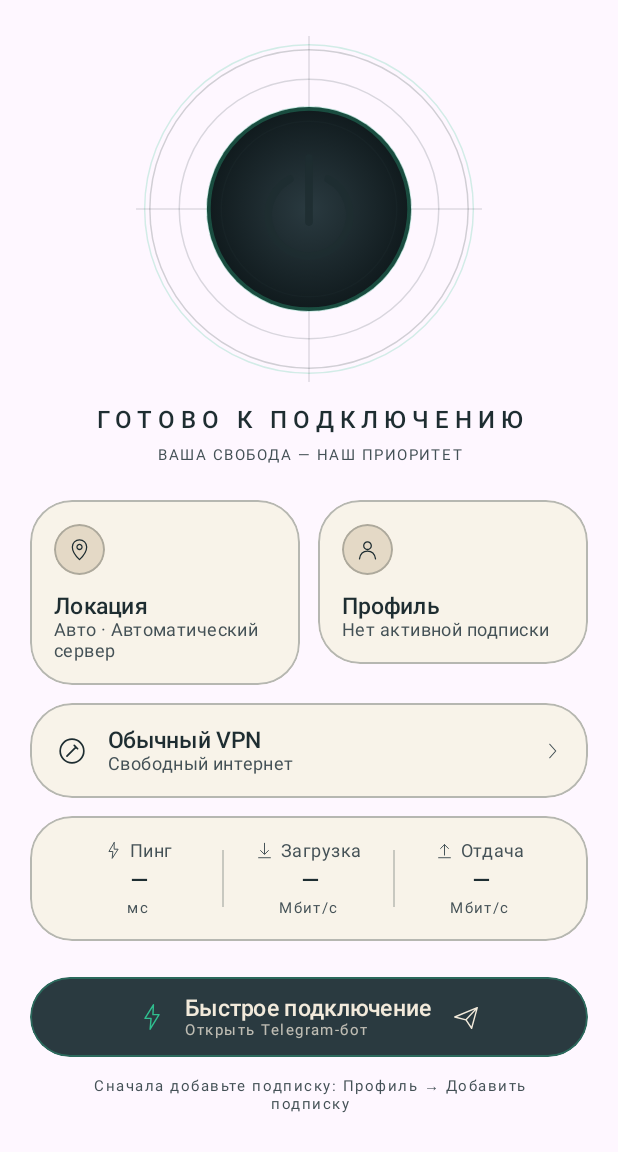
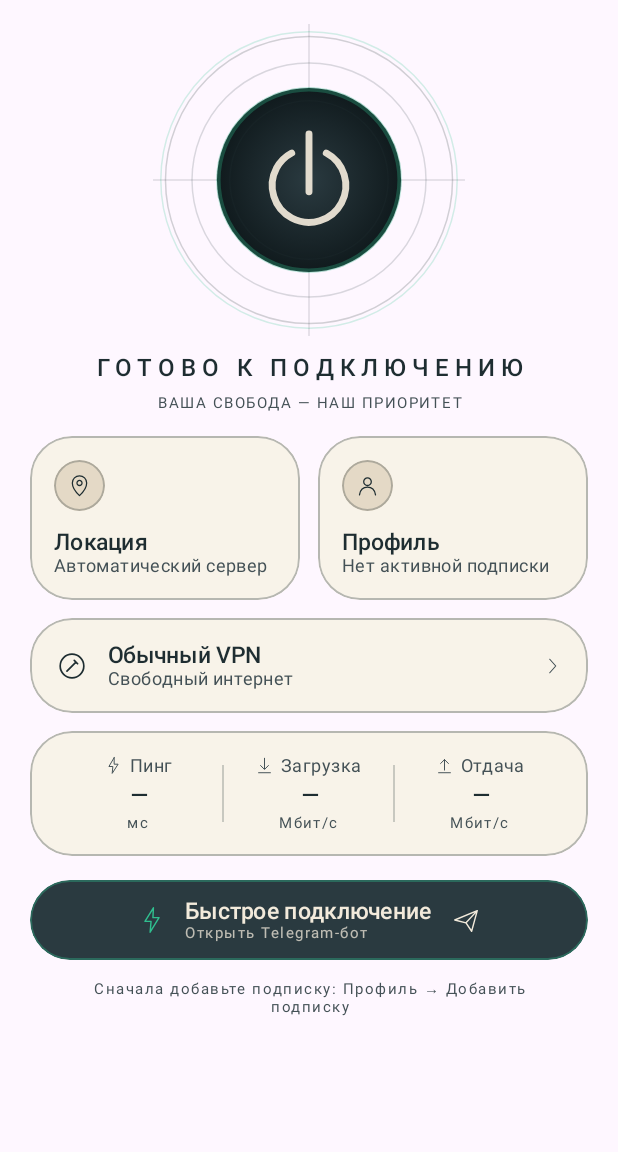
Before and after one commit to evgenmay1978-del/stravo-vpn, an Android app built with Jetpack Compose: the composable HomeScreen shown on its own in the app's theme, on a phone screen of 412 x 824 dp, the part 84-1236 px from its top. Run offline under Robolectric (Android 15) with nearby library versions, the light colour scheme and no system bars; 2 statements that could not run were skipped.

Commit message:
fix(ui,core): значок питания на диске, компоновка главной, уведомление ядра
- PowerMedallion: значок рисуется светлой краской (onMedallion), а не графитом на графите;
- главная: медальон 214dp и плотнее отступы — «Быстрое подключение» видно над навигацией;
- карточка локации: у «Авто» не дублируется страна, длинная подпись обрезается многоточием;
- сервис ядра: уведомление меняется на «ЗАЩИЩЕНО»/«НУЖНО ВНИМАНИЕ»;
- монитор сети не отдаёт ядру собственный tun-интерфейс (иначе возможна петля).

```diff
--- a/app/src/main/java/com/stravo/vpn/ui/components/PowerMedallion.kt
+++ b/app/src/main/java/com/stravo/vpn/ui/components/PowerMedallion.kt
@@ -65,8 +65,8 @@ fun PowerMedallion(
     }
     val glyphColor = when {
         active || connecting -> palette.accent
-        failed -> palette.accent.copy(alpha = 0.75f)
-        else -> palette.textPrimary.copy(alpha = 0.85f)
+        failed -> palette.accent.copy(alpha = 0.85f)
+        else -> palette.onMedallion.copy(alpha = 0.92f)
     }
 
     val interaction = remember { MutableInteractionSource() }
--- a/app/src/main/java/com/stravo/vpn/ui/mobile/HomeScreen.kt
+++ b/app/src/main/java/com/stravo/vpn/ui/mobile/HomeScreen.kt
@@ -26,6 +26,7 @@ import androidx.compose.ui.platform.LocalContext
 import androidx.compose.ui.res.painterResource
 import androidx.compose.ui.res.stringResource
 import androidx.compose.ui.text.style.TextAlign
+import androidx.compose.ui.text.style.TextOverflow
 import androidx.compose.ui.unit.dp
 import androidx.compose.ui.unit.sp
 import com.stravo.vpn.R
@@ -75,10 +76,10 @@ fun HomeScreen(
 
         HomeHeader(onOpenSettings = onOpenSettings)
 
-        Spacer(modifier = Modifier.height(StravoTokens.SpaceXl))
+        Spacer(modifier = Modifier.height(StravoTokens.SpaceLg))
 
         BoxWithConstraints(modifier = Modifier.fillMaxWidth(), contentAlignment = Alignment.Center) {
-            val medallion = minOf(maxWidth * 0.62f, 240.dp)
+            val medallion = minOf(maxWidth * 0.56f, 214.dp)
             PowerMedallion(
                 state = state.connection,
                 size = medallion,
@@ -88,7 +89,7 @@ fun HomeScreen(
             )
         }
 
-        Spacer(modifier = Modifier.height(StravoTokens.SpaceLg))
+        Spacer(modifier = Modifier.height(StravoTokens.SpaceMd))
 
         Text(
             text = statusLabel(state.connection),
@@ -104,7 +105,7 @@ fun HomeScreen(
             modifier = Modifier.padding(top = StravoTokens.SpaceSm, start = StravoTokens.SpaceLg, end = StravoTokens.SpaceLg),
         )
 
-        Spacer(modifier = Modifier.height(StravoTokens.SpaceXl))
+        Spacer(modifier = Modifier.height(StravoTokens.SpaceLg))
 
         Row(
             modifier = Modifier.fillMaxWidth(),
@@ -172,7 +173,7 @@ fun HomeScreen(
             StravoStatRow(stats = state.stats)
         }
 
-        Spacer(modifier = Modifier.height(StravoTokens.SpaceXl))
+        Spacer(modifier = Modifier.height(StravoTokens.SpaceLg))
 
         PencilButton(
             text = stringResource(id = R.string.cta_quick_connect),
@@ -285,15 +286,19 @@ private fun SummaryCard(
             style = StravoType.Caption,
             color = palette.textSecondary,
             maxLines = 2,
+            overflow = TextOverflow.Ellipsis,
         )
     }
 }
 
 /** «Авто · Автоматический сервер» без висящего разделителя у пустого города. */
-private fun locationSummary(state: HomeUiState): String =
-    listOf(state.location.country, state.location.city)
+private fun locationSummary(state: HomeUiState): String {
+    val location = state.location
+    if (location.id == "auto") return location.city
+    return listOf(location.country, location.city)
         .filter { it.isNotBlank() }
         .joinToString(" · ")
+}
 
 @Composable
 private fun statusLabel(connection: ConnectionState): String = when (connection) {
--- a/app/src/main/java/com/stravo/vpn/ui/theme/StravoPalette.kt
+++ b/app/src/main/java/com/stravo/vpn/ui/theme/StravoPalette.kt
@@ -17,6 +17,8 @@ data class StravoPalette(
     val onAccent: Color,
     val medallion: Color,
     val medallionDeep: Color,
+    /** Светлая краска для значка на графитовом диске медальона. */
+    val onMedallion: Color,
     val isDark: Boolean,
 ) {
     companion object {
@@ -33,6 +35,7 @@ data class StravoPalette(
             onAccent = StravoColors.Paper,
             medallion = Color(0xFF2A3A40),
             medallionDeep = Color(0xFF101A1D),
+            onMedallion = StravoColors.Paper,
             isDark = false,
         )
 
@@ -49,6 +52,7 @@ data class StravoPalette(
             onAccent = Color(0xFF0E1618),
             medallion = Color(0xFF16211F),
             medallionDeep = Color(0xFF070D0D),
+            onMedallion = StravoColors.TvInk,
             isDark = true,
         )
     }
```
Also changed, not shown: app/src/main/java/com/stravo/vpn/engine/box/StravoVpnService.kt (+22 -3 lines).
